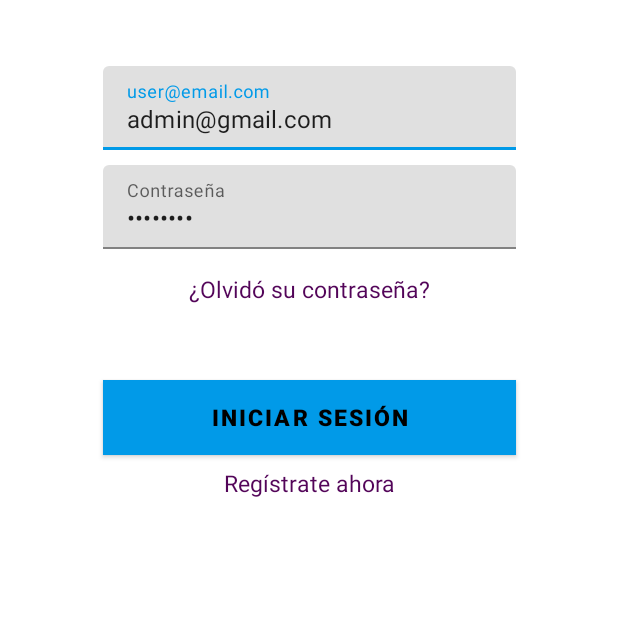
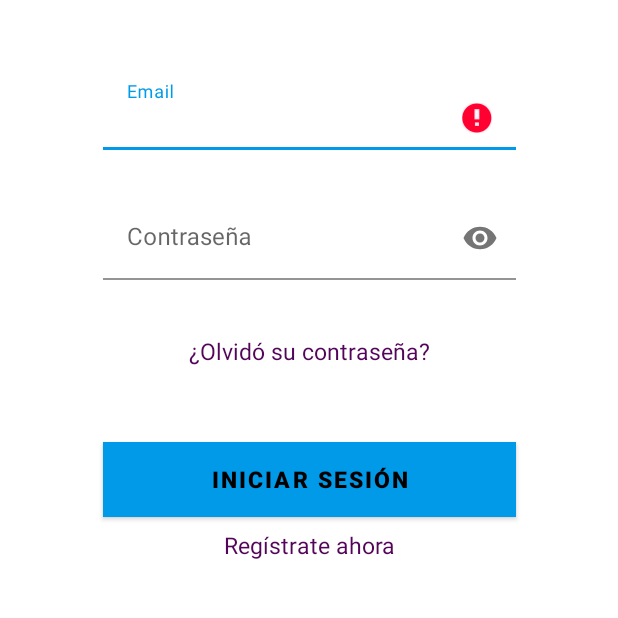
Before and after one commit to jorgegarcia1996/ARAssistant, an Android app: the screen it shows after launch (LoginActivity), after a tap on "INICIAR SESIÓN", on a phone screen of 412 x 824 dp, the part 176-794 px from its top. Run offline under Robolectric (Android 15) with nearby library versions, the phone set to English and light mode, and no system bars; our stand-ins replace ButterKnife, Firebase (no records; nobody signed in at launch, a user with empty details on screens opened directly); 1 other tap on this screen came first.

Commit message:
Login, registro y cambio de contraseña

```diff
--- a/App-Movil/app/build.gradle
+++ b/App-Movil/app/build.gradle
@@ -37,6 +37,9 @@ dependencies {
     //Material
     implementation 'com.google.android.material:material:1.2.0-alpha06'
 
+    implementation 'com.jakewharton:butterknife:10.2.0'
+    annotationProcessor 'com.jakewharton:butterknife-compiler:10.2.0'
+
     implementation 'androidx.appcompat:appcompat:1.1.0'
     implementation 'androidx.constraintlayout:constraintlayout:1.1.3'
     implementation 'com.google.firebase:firebase-auth:19.3.0'
--- a/App-Movil/app/src/main/AndroidManifest.xml
+++ b/App-Movil/app/src/main/AndroidManifest.xml
@@ -9,7 +9,8 @@
         android:roundIcon="@mipmap/ic_launcher_round"
         android:supportsRtl="true"
         android:theme="@style/AppTheme">
-        <activity android:name=".activity.HomeActivity"></activity>
+        <activity android:name=".activity.RegisterActivity"></activity>
+        <activity android:name=".activity.HomeActivity" />
         <activity android:name=".activity.LoginActivity">
             <intent-filter>
                 <action android:name="android.intent.action.MAIN" />
--- a/App-Movil/app/src/main/java/com/iescampanillas/arassistant/activity/LoginActivity.java
+++ b/App-Movil/app/src/main/java/com/iescampanillas/arassistant/activity/LoginActivity.java
@@ -6,6 +6,9 @@ import androidx.appcompat.app.AppCompatActivity;
 
 import android.content.Intent;
 import android.os.Bundle;
+import android.util.Log;
+import android.util.Patterns;
+import android.view.View;
 import android.widget.Button;
 import android.widget.EditText;
 import android.widget.TextView;
@@ -13,8 +16,11 @@ import android.widget.Toast;
 
 import com.google.android.gms.tasks.OnCompleteListener;
 import com.google.android.gms.tasks.Task;
+import com.google.android.material.textfield.TextInputEditText;
+import com.google.android.material.textview.MaterialTextView;
 import com.google.firebase.auth.AuthResult;
 import com.google.firebase.auth.FirebaseAuth;
+import com.google.firebase.auth.FirebaseUser;
 import com.google.firebase.database.DataSnapshot;
 import com.google.firebase.database.DatabaseError;
 import com.google.firebase.database.DatabaseReference;
@@ -25,35 +31,45 @@ import com.iescampanillas.arassistant.constant.BundleName;
 import com.iescampanillas.arassistant.constant.NumberCode;
 import com.iescampanillas.arassistant.model.User;
 
+import butterknife.BindView;
+import butterknife.ButterKnife;
+
 public class LoginActivity extends AppCompatActivity {
+
+    //TAG
+    private static final String TAG = "LoginActivity";
 
     //Firebase
     private FirebaseAuth fbAuth;
-    private FirebaseDatabase fbDatabase;
 
-    //Layout elements
-    private EditText email, password;
-    private Button btnLogin;
-    private TextView txtForgotPass, txtRegister;
+    //Text inputs
+    @BindView(R.id.loginTextEmailInput)
+    protected TextInputEditText email;
+
+    @BindView(R.id.loginTextPasswordInput)
+    protected TextInputEditText password;
+
+    //Buttons
+    @BindView(R.id.loginLoginButton)
+    protected Button btnLogin;
+
+    @BindView(R.id.loginForgottenPassword)
+    protected MaterialTextView btnForgotPass;
+
+    @BindView(R.id.loginTextRegister)
+    protected MaterialTextView btnRegister;
 
 
     @Override
     protected void onCreate(Bundle savedInstanceState) {
         super.onCreate(savedInstanceState);
         setContentView(R.layout.activity_login);
-        getSupportActionBar().hide();
 
-        //Get elements and instances
+        //ButterKnife implementation
+        ButterKnife.bind(this);
+
+        //Firebase Auth
         fbAuth = FirebaseAuth.getInstance();
-        btnLogin = findViewById(R.id.loginLoginButton);
-        txtRegister = findViewById(R.id.loginTextRegister);
-        txtForgotPass = findViewById(R.id.loginForgottenPassword);
-        email = findViewById(R.id.loginTextEmailInput);
-        password = findViewById(R.id.loginTextPasswordInput);
-
-        //For fast testing, delete before release
-        email.setText("admin@gmail.com");
-        password.setText("admin123");
 
         //Login
         btnLogin.setOnClickListener(l -> {
@@ -64,40 +80,38 @@ public class LoginActivity extends AppCompatActivity {
                 Toast.makeText(getApplicationContext(), R.string.toast_login_bad_credentials, Toast.LENGTH_LONG).show();
                 return;
             }
-
-            fbAuth.signInWithEmailAndPassword(ema, pass).addOnCompleteListener(new OnCompleteListener<AuthResult>() {
-                @Override
-                public void onComplete(@NonNull Task<AuthResult> task) {
+            //Start login process
+            fbAuth.signInWithEmailAndPassword(ema, pass).addOnCompleteListener(task -> {
                 if (!task.isSuccessful()) {
                     //Login failed
                     Toast.makeText(getApplicationContext(), R.string.toast_generic_error, Toast.LENGTH_LONG).show();
                     return;
                 } else {
                     //Login success
-                        String uid = fbAuth.getCurrentUser().getUid();
-                        fbDatabase = FirebaseDatabase.getInstance();
-                        DatabaseReference userRef = fbDatabase.getReference().child("user/" + uid);
-
-                        userRef.addListenerForSingleValueEvent(new ValueEventListener() {
-                            @Override
-                            public void onDataChange(@NonNull DataSnapshot dataSnapshot) {
-                                User user = dataSnapshot.getValue(User.class);
-                                Bundle loginBundle = new Bundle();
-                                loginBundle.putSerializable(BundleName.USER_DATA, user);
-
                     Intent intent = new Intent(LoginActivity.this, HomeActivity.class);
-                                intent.putExtras(loginBundle);
                     startActivityForResult(intent, NumberCode.LOGIN_CODE);
                 }
+            });
+        });
 
-                            @Override
-                            public void onCancelled(@NonNull DatabaseError databaseError) {
-                                Toast.makeText(getApplicationContext(), R.string.toast_generic_error, Toast.LENGTH_LONG).show();
+        //Password recovery
+        btnForgotPass.setOnClickListener(l -> {
+            String ema = email.getText().toString();
+            if (Patterns.EMAIL_ADDRESS.matcher(ema).matches()) {
+                fbAuth.sendPasswordResetEmail(ema).addOnCompleteListener(task -> {
+                    if (task.isSuccessful()) {
+                        Toast.makeText(getApplicationContext(), R.string.toast_reset_password_email_sent, Toast.LENGTH_LONG).show();
                     }
                 });
-                    }
+            } else {
+                email.setError(getString(R.string.error_invalid_email));
             }
         });
+
+        //Register
+        btnRegister.setOnClickListener(v -> {
+            Intent registerIntent = new Intent(LoginActivity.this, RegisterActivity.class);
+            startActivityForResult(registerIntent, NumberCode.REGISTER_CODE);
         });
     }
 
@@ -109,5 +123,11 @@ public class LoginActivity extends AppCompatActivity {
                 Toast.makeText(getApplicationContext(), R.string.toast_logout_success, Toast.LENGTH_LONG).show();
             }
         }
+        if(requestCode == NumberCode.REGISTER_CODE){
+            if(resultCode == RESULT_OK){
+                Toast.makeText(this, getString(R.string.toast_register_succeed),
+                Toast.LENGTH_SHORT).show();
             }
         }
+    }
+}
--- a/App-Movil/app/src/main/java/com/iescampanillas/arassistant/constant/NumberCode.java
+++ b/App-Movil/app/src/main/java/com/iescampanillas/arassistant/constant/NumberCode.java
@@ -2,4 +2,5 @@ package com.iescampanillas.arassistant.constant;
 
 public interface NumberCode {
     int LOGIN_CODE = 1;
+    int REGISTER_CODE = 4987;
 }
--- /dev/null
+++ b/App-Movil/app/src/main/res/drawable/ic_check_white_24dp.xml
@@ -0,0 +1,5 @@
+<vector android:height="24dp" android:tint="#FFFFFF"
+    android:viewportHeight="24.0" android:viewportWidth="24.0"
+    android:width="24dp" xmlns:android="http://schemas.android.com/apk/res/android">
+    <path android:fillColor="#FF000000" android:pathData="M9,16.17L4.83,12l-1.42,1.41L9,19 21,7l-1.41,-1.41z"/>
+</vector>
--- /dev/null
+++ b/App-Movil/app/src/main/res/drawable/ic_close_white_24dp.xml
@@ -0,0 +1,5 @@
+<vector android:height="24dp" android:tint="#FFFFFF"
+    android:viewportHeight="24.0" android:viewportWidth="24.0"
+    android:width="24dp" xmlns:android="http://schemas.android.com/apk/res/android">
+    <path android:fillColor="#FF000000" android:pathData="M19,6.41L17.59,5 12,10.59 6.41,5 5,6.41 10.59,12 5,17.59 6.41,19 12,13.41 17.59,19 19,17.59 13.41,12z"/>
+</vector>
--- /dev/null
+++ b/App-Movil/app/src/main/res/drawable/ic_close_white_48dp.xml
@@ -0,0 +1,5 @@
+<vector android:height="48dp" android:tint="#FFFFFF"
+    android:viewportHeight="24.0" android:viewportWidth="24.0"
+    android:width="48dp" xmlns:android="http://schemas.android.com/apk/res/android">
+    <path android:fillColor="#FF000000" android:pathData="M19,6.41L17.59,5 12,10.59 6.41,5 5,6.41 10.59,12 5,17.59 6.41,19 12,13.41 17.59,19 19,17.59 13.41,12z"/>
+</vector>
--- a/App-Movil/app/src/main/res/layout/activity_login.xml
+++ b/App-Movil/app/src/main/res/layout/activity_login.xml
@@ -33,15 +33,18 @@
             android:layout_width="275dp"
             android:layout_height="wrap_content"
             android:layout_marginTop="44dp"
+            android:layout_weight="2"
+            app:boxBackgroundColor="#00FFFFFF"
             app:layout_constraintEnd_toEndOf="parent"
             app:layout_constraintStart_toStartOf="parent"
+            app:errorEnabled="true"
             app:layout_constraintTop_toBottomOf="@+id/loginLogo">
 
             <com.google.android.material.textfield.TextInputEditText
                 android:id="@+id/loginTextEmailInput"
                 android:layout_width="match_parent"
                 android:layout_height="wrap_content"
-                android:hint="@string/email_hint"
+                android:hint="@string/hint_email"
                 android:inputType="textEmailAddress" />
 
         </com.google.android.material.textfield.TextInputLayout>
@@ -52,8 +55,12 @@
             android:layout_width="275dp"
             android:layout_height="wrap_content"
             android:layout_marginTop="10dp"
+            android:layout_weight="2"
+            app:endIconMode="password_toggle"
+            app:boxBackgroundColor="#00FFFFFF"
             app:layout_constraintEnd_toEndOf="parent"
             app:layout_constraintStart_toStartOf="parent"
+            app:errorEnabled="true"
             app:layout_constraintTop_toBottomOf="@+id/loginTextEmailLayout">
 
             <com.google.android.material.textfield.TextInputEditText
--- a/App-Movil/app/src/main/res/values/colors.xml
+++ b/App-Movil/app/src/main/res/values/colors.xml
@@ -4,4 +4,5 @@
     <color name="colorPrimaryDark">#3700B3</color>
     <color name="colorAccent">#03DAC5</color>
     <color name="colorSecondary">#8B528F</color>
+    <color name="primaryTextColor">#FFFF</color>
 </resources>
--- a/App-Movil/app/src/main/res/values/strings.xml
+++ b/App-Movil/app/src/main/res/values/strings.xml
@@ -8,4 +8,17 @@
     <string name="toast_login_bad_credentials">Usuario o contraseña incorerectos</string>
     <string name="toast_generic_error">Se ha producido un error</string>
     <string name="toast_logout_success">Sesión cerrada</string>
+    <string name="toast_register_succeed">Register completed successfully!</string>
+    <string name="label_create_account">Crear cuenta</string>
+    <string name="hint_name">Nombre</string>
+    <string name="hint_lastname">Apellidos</string>
+    <string name="hint_email" translatable="false">Email</string>
+    <string name="hint_password">Contraseña</string>
+    <string name="hint_repeat_pass">Repetir contraseña</string>
+    <string name="error_empty_fields">Este campo no puede estar vacío</string>
+    <string name="error_min_length">Demasiado corto, mínimo 3 carácteres</string>
+    <string name="error_invalid_email">El formato del email es incorrecto</string>
+    <string name="error_pass_length">La contraseña debe tener 6 caráctertes como mínimo</string>
+    <string name="error_pass_match">Las contraseñas no coinciden</string>
+    <string name="toast_reset_password_email_sent">Le hemos enviado un email para cambiar la contraseña</string>
 </resources>
--- a/App-Movil/build.gradle
+++ b/App-Movil/build.gradle
@@ -8,7 +8,7 @@ buildscript {
 
     }
     dependencies {
-        classpath 'com.android.tools.build:gradle:3.6.2'
+        classpath 'com.android.tools.build:gradle:3.6.3'
 
         //Google services
         classpath 'com.google.gms:google-services:4.3.3'
```
Also changed, not shown: App-Movil/app/src/main/java/com/iescampanillas/arassistant/activity/HomeActivity.java (+13 -11 lines), App-Movil/app/src/main/java/com/iescampanillas/arassistant/activity/RegisterActivity.java (added, +155 -0 lines), App-Movil/app/src/main/res/layout/activity_register.xml (added, +156 -0 lines), App-Movil/app/src/main/res/values/styles.xml (+13 -1 lines), 4 other files. Lines whose indentation alone changed are shown as unchanged.
